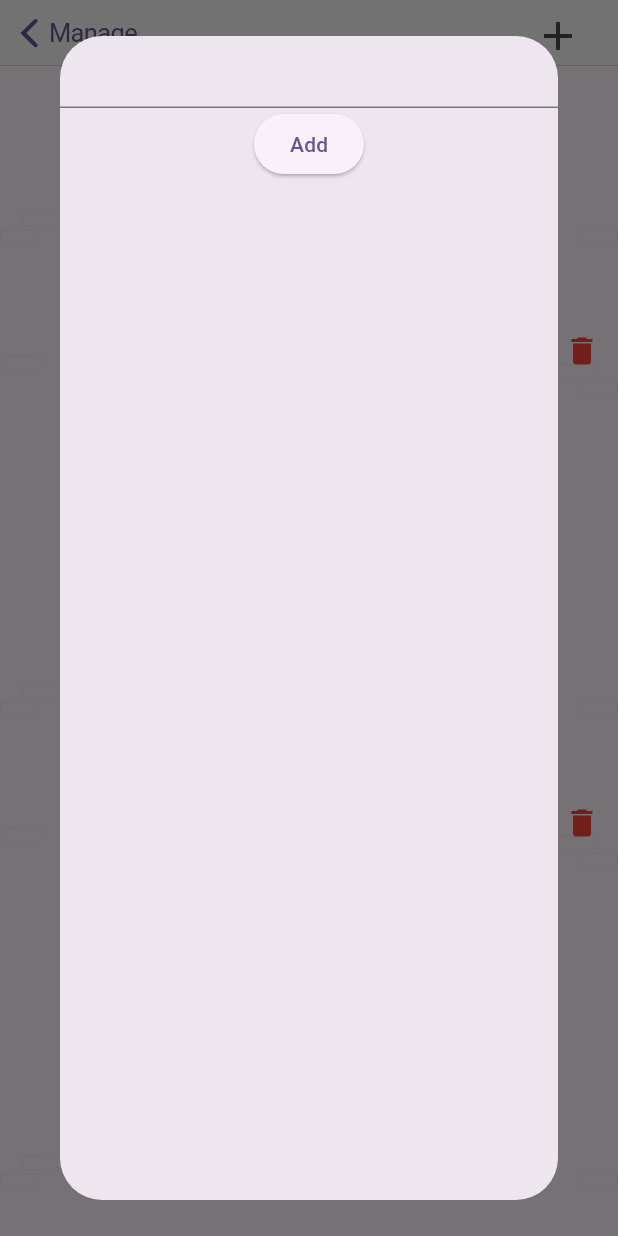
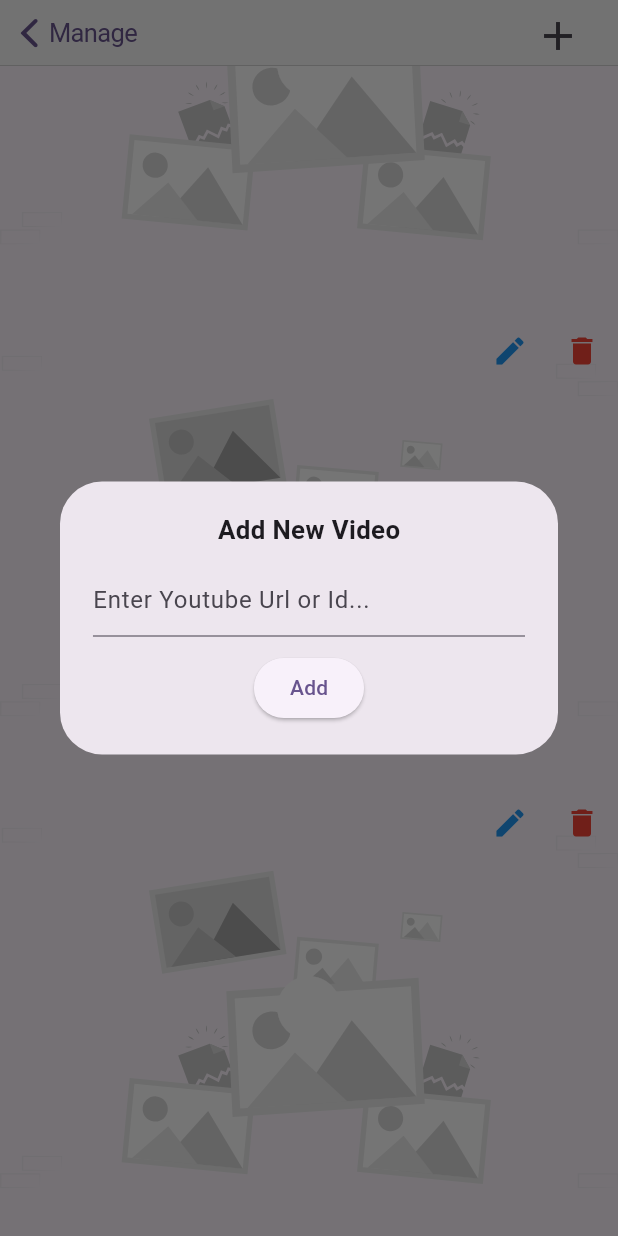
Before and after one commit to AradhyaNepal/playlist_simplified_app, a Flutter app: the ManageVideosScreen screen opened by its route, scrolled down 468 dp, after a tap on the "add" icon, on a phone screen of 412 x 824 dp. Run offline on Flutter 3.47's test engine with Material 3 defaults, Android fonts, the phone set to English and light mode, and no system bars; drawn by our look-alikes of cached_network_image; our stand-ins replace flutter_riverpod, flutter_screenutil, flutter_spinkit, flutter_svg, hive_flutter, shimmer and 1 more; accounts and stored records are empty; network calls fail.

Commit message:
Pop and range bug fixed

```diff
--- a/lib/features/manage/view/widget/add_edit_video_dialog.dart
+++ b/lib/features/manage/view/widget/add_edit_video_dialog.dart
@@ -1,5 +1,6 @@
 import 'package:flutter/material.dart';
 import 'package:flutter_riverpod/flutter_riverpod.dart';
+import 'package:flutter_screenutil/flutter_screenutil.dart';
 import 'package:playlist_simplified_app/features/manage/controller/video_controller.dart';
 import 'package:youtube_player_flutter/youtube_player_flutter.dart';
 
@@ -22,19 +23,42 @@ class _AddEditVideoDialogState extends ConsumerState<AddEditVideoDialog> {
   @override
   void initState() {
     super.initState();
-    _videoController.text =
-        ref.read(videoProvider).elementAtOrNull(widget.forEditIndex ?? -1) ??
+    _videoController.text = (widget.forEditIndex == null
+            ? null
+            : ref
+                .read(videoProvider)
+                .elementAtOrNull(widget.forEditIndex ?? -1)) ??
         "";
   }
 
   @override
   Widget build(BuildContext context) {
     return Dialog(
+      child: Padding(
+        padding: EdgeInsets.symmetric(horizontal: 20.w),
+        child: Form(
+          key: _formKey,
           child: Column(
+            mainAxisSize: MainAxisSize.min,
             children: [
+              SizedBox(
+                height: 20.h,
+              ),
+              Text(
+                widget.forEditIndex == null ? "Add New Video" : "Edit Video",
+                style: TextStyle(
+                  fontSize: 17.sp,
+                  fontWeight: FontWeight.w600,
+                ),
+              ),
+              SizedBox(
+                height: 10.h,
+              ),
               TextFormField(
+                decoration: const InputDecoration(
+                  hintText: "Enter Youtube Url or Id..."
+                ),
                 controller: _videoController,
-            key: _formKey,
                 validator: (value) {
                   if (value?.isEmpty == true) {
                     return "Please enter value";
@@ -42,11 +66,15 @@ class _AddEditVideoDialogState extends ConsumerState<AddEditVideoDialog> {
                   return null;
                 },
               ),
+              SizedBox(
+                height: 10.h,
+              ),
               ElevatedButton(
                 onPressed: () {
                   if (!_formKey.currentState!.validate()) return;
                   final editIndex = widget.forEditIndex;
-              final value = YoutubePlayer.convertUrlToId(_videoController.text);
+                  final value =
+                      YoutubePlayer.convertUrlToId(_videoController.text);
                   if (value == null) {
                     ScaffoldMessenger.of(context).showSnackBar(
                       const SnackBar(
@@ -61,10 +89,16 @@ class _AddEditVideoDialogState extends ConsumerState<AddEditVideoDialog> {
                   } else {
                     ref.read(videoProvider.notifier).add(_videoController.text);
                   }
+                  Navigator.pop(context);
                 },
                 child: const Text("Add"),
               ),
+              SizedBox(
+                height: 20.h,
+              ),
             ],
+          ),
+        ),
       ),
     );
   }
```
Lines whose indentation alone changed are shown as unchanged.
